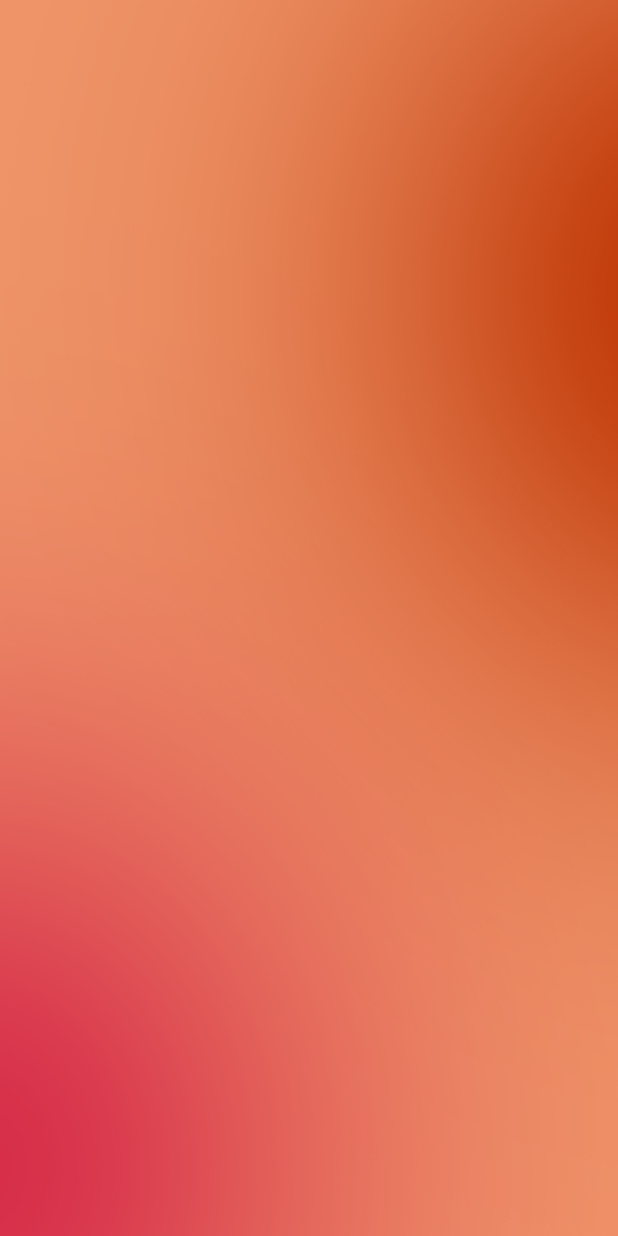
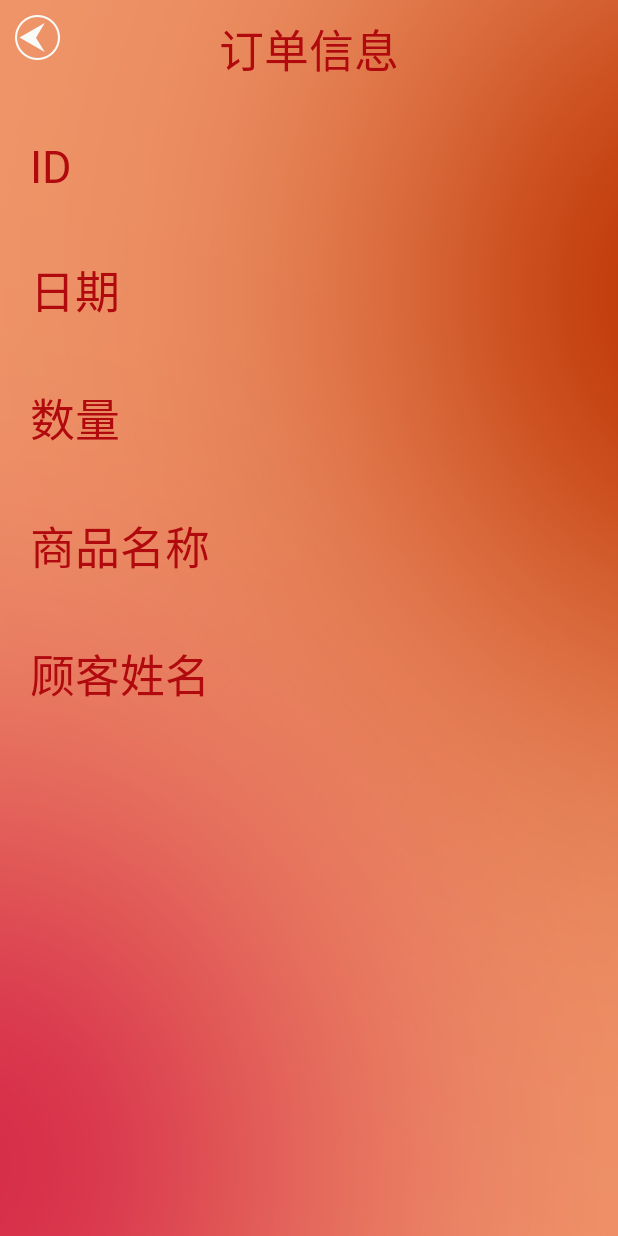
Before and after one commit to lazyZhou1997/StoreManage, an Android app: the layout order_item_layout.xml on its own in the app's theme, with its tools: preview values and no code run, on a phone screen of 412 x 824 dp. Run offline under Robolectric (Android 15) with nearby library versions, the phone set to English and light mode, and no system bars.

Commit message:
订单编写进行时1

```diff
--- a/app/src/main/AndroidManifest.xml
+++ b/app/src/main/AndroidManifest.xml
@@ -71,6 +71,10 @@
         <!--选择会员界面-->
         <activity android:name=".activity.ChooseCustomerInfo">
         </activity>
+
+        <!--订单信息界面-->
+        <activity android:name=".activity.OrderInfoActivity">
+        </activity>
     </application>
 
 </manifest>
--- a/app/src/main/java/scu/edu/storemanage/activity/OrderActivity.java
+++ b/app/src/main/java/scu/edu/storemanage/activity/OrderActivity.java
@@ -1,6 +1,7 @@
 package scu.edu.storemanage.activity;
 
 import android.app.Activity;
+import android.content.Intent;
 import android.database.sqlite.SQLiteDatabase;
 import android.os.Bundle;
 import android.support.annotation.Nullable;
@@ -92,7 +93,9 @@ public class OrderActivity extends Activity {
         order_listview.setOnItemClickListener(new AdapterView.OnItemClickListener() {
             @Override
             public void onItemClick(AdapterView<?> parent, View view, int position, long id) {
-
+                Intent intent = new Intent(OrderActivity.this,OrderInfoActivity.class);
+                startActivity(intent);
+                //FIXME
             }
         });
 
--- /dev/null
+++ b/app/src/main/java/scu/edu/storemanage/activity/OrderInfoActivity.java
@@ -0,0 +1,24 @@
+package scu.edu.storemanage.activity;
+
+import android.app.Activity;
+import android.os.Bundle;
+import android.support.annotation.Nullable;
+import android.view.Window;
+
+import scu.edu.storemanage.R;
+
+/**
+ * Created by 周秦春 on 2017/5/5.
+ */
+
+public class OrderInfoActivity extends Activity {
+
+
+
+    @Override
+    protected void onCreate(@Nullable Bundle savedInstanceState) {
+        super.onCreate(savedInstanceState);
+        requestWindowFeature(Window.FEATURE_NO_TITLE);
+        setContentView(R.layout.order_item_layout);
+    }
+}
--- a/app/src/main/res/layout/order_item_layout.xml
+++ b/app/src/main/res/layout/order_item_layout.xml
@@ -5,5 +5,151 @@
     android:layout_height="match_parent"
     android:background="@mipmap/bg">
 
+    <!--标题-->
+    <RelativeLayout
+        android:layout_width="match_parent"
+        android:layout_height="60dp"
+        android:gravity="center_vertical"
+        android:padding="10dp">
+
+        <ImageButton
+            android:id="@+id/return_button_in_order_item_layout"
+            android:layout_width="wrap_content"
+            android:layout_height="wrap_content"
+            android:layout_alignParentLeft="true"
+            android:background="@color/transparent"
+            android:src="@mipmap/return_bt"/>
+        <TextView
+            android:layout_width="wrap_content"
+            android:layout_height="wrap_content"
+            android:layout_centerHorizontal="true"
+            android:layout_marginStart="80dp"
+            android:text="@string/order_info"
+            android:textColor="@color/red"
+            android:textSize="30sp" />
+    </RelativeLayout>
+
+    <!--积分-->
+    <LinearLayout
+        android:layout_width="match_parent"
+        android:layout_height="wrap_content"
+        android:layout_marginTop="10dp"
+        android:padding="20dp"
+        android:orientation="horizontal"
+        android:gravity="center">
+
+        <!--订单ID-->
+        <TextView
+            android:layout_width="wrap_content"
+            android:layout_height="wrap_content"
+            android:text="@string/ID"
+            android:textColor="@color/red"
+            android:textSize="30sp"/>
+
+        <TextView
+            android:id="@+id/ID_text_in_order_item"
+            android:layout_width="match_parent"
+            android:layout_height="wrap_content"
+            android:gravity="center"
+            android:textSize="30sp" />
+    </LinearLayout>
+
+
+    <!--积分-->
+    <LinearLayout
+        android:layout_width="match_parent"
+        android:layout_height="wrap_content"
+        android:padding="20dp"
+        android:orientation="horizontal"
+        android:gravity="center">
+
+        <!--日期-->
+        <TextView
+            android:layout_width="wrap_content"
+            android:layout_height="wrap_content"
+            android:text="@string/date"
+            android:textColor="@color/red"
+            android:textSize="30sp"/>
+
+        <TextView
+            android:id="@+id/date_text_in_order_item"
+            android:layout_width="match_parent"
+            android:layout_height="wrap_content"
+            android:gravity="center"
+            android:textSize="30sp" />
+    </LinearLayout>
+
+    <!--积分-->
+    <LinearLayout
+        android:layout_width="match_parent"
+        android:layout_height="wrap_content"
+        android:padding="20dp"
+        android:orientation="horizontal"
+        android:gravity="center">
+
+        <!--数量-->
+        <TextView
+            android:layout_width="wrap_content"
+            android:layout_height="wrap_content"
+            android:text="@string/order_quantity"
+            android:textColor="@color/red"
+            android:textSize="30sp"/>
+
+        <TextView
+            android:id="@+id/quantity_text_in_order_item"
+            android:layout_width="match_parent"
+            android:layout_height="wrap_content"
+            android:gravity="center"
+            android:textSize="30sp" />
+    </LinearLayout>
+
+    <!--积分-->
+    <LinearLayout
+        android:layout_width="match_parent"
+        android:layout_height="wrap_content"
+        android:padding="20dp"
+        android:orientation="horizontal"
+        android:gravity="center">
+
+        <!--商品名-->
+        <TextView
+            android:layout_width="wrap_content"
+            android:layout_height="wrap_content"
+            android:text="@string/item_name"
+            android:textColor="@color/red"
+            android:textSize="30sp"/>
+
+        <TextView
+            android:id="@+id/item_name_text_in_order_item"
+            android:layout_width="match_parent"
+            android:layout_height="wrap_content"
+            android:gravity="center"
+            android:textSize="30sp" />
+    </LinearLayout>
+
+    <!--积分-->
+    <LinearLayout
+        android:layout_width="match_parent"
+        android:layout_height="wrap_content"
+        android:padding="20dp"
+        android:orientation="horizontal"
+        android:gravity="center">
+
+        <!--顾客名-->
+        <TextView
+            android:layout_width="wrap_content"
+            android:layout_height="wrap_content"
+            android:text="@string/customer_name"
+            android:textColor="@color/red"
+            android:textSize="30sp"/>
+
+        <TextView
+            android:id="@+id/customer_name_text_in_order_item"
+            android:layout_width="match_parent"
+            android:layout_height="wrap_content"
+            android:gravity="center"
+            android:textSize="30sp" />
+    </LinearLayout>
+
 
 </LinearLayout>
--- a/app/src/main/res/values/strings.xml
+++ b/app/src/main/res/values/strings.xml
@@ -58,4 +58,11 @@
     <!--订单查询界面-->
     <string name="order_search">订单查询</string>
     <string name="screen">筛选订单</string>
+
+    <!--订单界面-->
+    <string name="order_info">订单信息</string>
+    <string name="ID">ID</string>
+    <string name="date">日期</string>
+    <string name="order_quantity">数量</string>
+    <string name="customer_name">顾客姓名</string>
 </resources>
```
